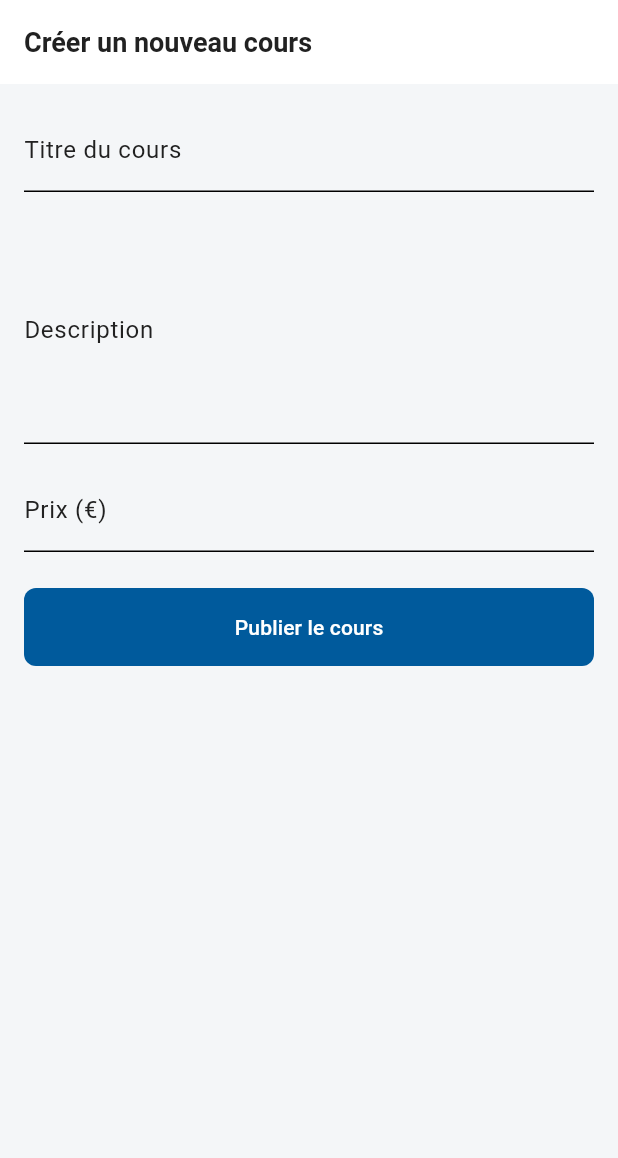
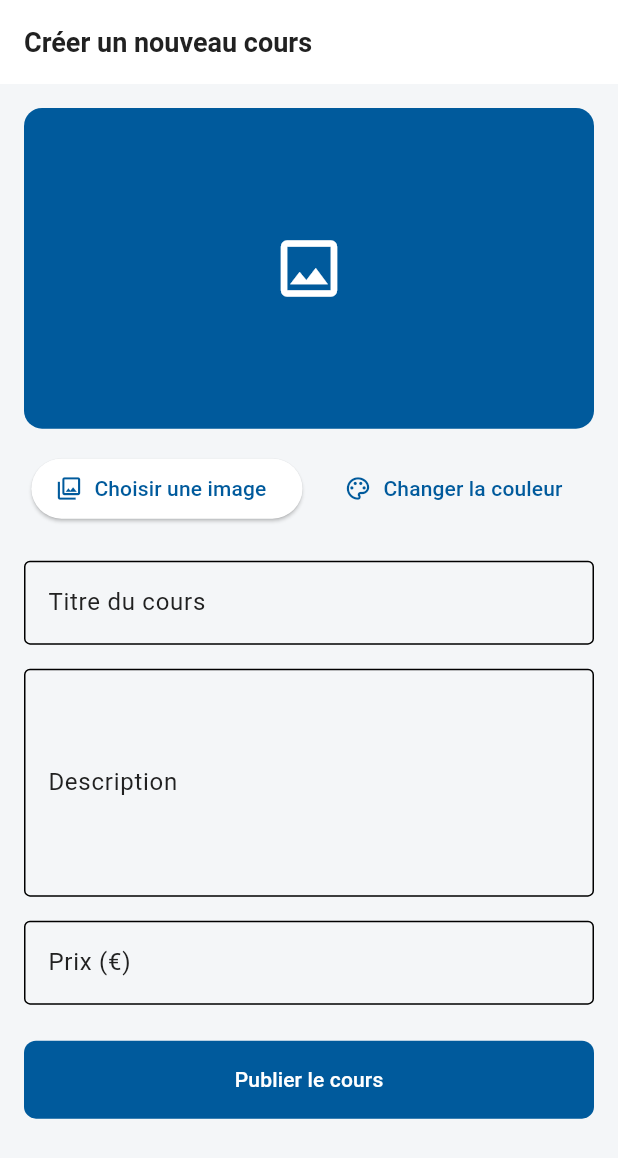
Before and after one commit to dinar886/modula-lms-app, a Flutter app: the CreateCoursePage screen opened by its route, on a phone screen of 412 x 824 dp. Shown: the top 1158 px of the screen. Run offline on Flutter 3.47's test engine with Material 3 defaults, Android fonts, the phone set to English and light mode, and no system bars; our stand-ins replace chewie, dio, equatable, flutter_bloc, flutter_colorpicker, flutter_markdown and 6 more; accounts and stored records are empty; network calls fail.

Commit message:
modif et ajout de cours avec image

```diff
--- a/lib/features/4_instructor_space/presentation/bloc/course_management_event.dart
+++ b/lib/features/4_instructor_space/presentation/bloc/course_management_event.dart
@@ -1,25 +1,41 @@
+// lib/features/4_instructor_space/presentation/bloc/course_management_event.dart
 import 'package:equatable/equatable.dart';
+import 'package:flutter/material.dart';
+import 'package:image_picker/image_picker.dart';
 
 abstract class CourseManagementEvent extends Equatable {
   const CourseManagementEvent();
   @override
-  List<Object> get props => [];
+  List<Object?> get props => [];
 }
 
-// Un seul événement pour la création, pour garder ce BLoC simple.
+// L'événement de création de cours est maintenant enrichi.
 class CreateCourseRequested extends CourseManagementEvent {
   final String title;
   final String description;
   final double price;
   final String instructorId;
+  // **NOUVEAU** : Le fichier image sélectionné (peut être null).
+  final XFile? imageFile;
+  // **NOUVEAU** : La couleur de fond pour le placeholder (peut être null).
+  final Color? color;
 
   const CreateCourseRequested({
     required this.title,
     required this.description,
     required this.price,
     required this.instructorId,
+    this.imageFile,
+    this.color,
   });
 
   @override
-  List<Object> get props => [title, description, price, instructorId];
+  List<Object?> get props => [
+    title,
+    description,
+    price,
+    instructorId,
+    imageFile,
+    color,
+  ];
 }
--- a/lib/features/4_instructor_space/presentation/pages/course_info_editor_page.dart
+++ b/lib/features/4_instructor_space/presentation/pages/course_info_editor_page.dart
@@ -61,6 +61,7 @@ class CourseInfoEditorPage extends StatelessWidget {
                   backgroundColor: Colors.green,
                 ),
               );
+              // On retourne à la page précédente avec le cours mis à jour
               context.pop(state.course);
             } else if (state.status == CourseInfoEditorStatus.failure) {
               ScaffoldMessenger.of(context).showSnackBar(
@@ -179,7 +180,6 @@ class _ImageAndColorPicker extends StatelessWidget {
 
   const _ImageAndColorPicker({required this.state, required this.bloc});
 
-  /// Ouvre le sélecteur d'image de la galerie.
   Future<void> _pickImage() async {
     final picker = ImagePicker();
     final pickedFile = await picker.pickImage(
@@ -191,7 +191,6 @@ class _ImageAndColorPicker extends StatelessWidget {
     }
   }
 
-  /// Ouvre la boîte de dialogue pour choisir une couleur.
   void _pickColor(BuildContext context) {
     Color pickerColor = state.newColor ?? Colors.blue;
     showDialog(
@@ -229,7 +228,6 @@ class _ImageAndColorPicker extends StatelessWidget {
     if (state.newImageFile != null) {
       imageProvider = FileImage(File(state.newImageFile!.path));
     } else if (state.course.imageUrl.isNotEmpty) {
-      // **LA CORRECTION EST ICI** : On enlève le paramètre "key" qui n'existe pas.
       imageProvider = NetworkImage(state.course.imageUrl);
     }
 
--- a/lib/features/4_instructor_space/presentation/pages/create_course_page.dart
+++ b/lib/features/4_instructor_space/presentation/pages/create_course_page.dart
@@ -1,6 +1,10 @@
+// lib/features/4_instructor_space/presentation/pages/create_course_page.dart
+import 'dart:io';
 import 'package:flutter/material.dart';
 import 'package:flutter_bloc/flutter_bloc.dart';
+import 'package:flutter_colorpicker/flutter_colorpicker.dart';
 import 'package:go_router/go_router.dart';
+import 'package:image_picker/image_picker.dart';
 import 'package:modula_lms/core/di/service_locator.dart';
 import 'package:modula_lms/features/1_auth/presentation/bloc/authentication_bloc.dart';
 import 'package:modula_lms/features/4_instructor_space/presentation/bloc/course_management_bloc.dart';
@@ -17,7 +21,6 @@ class CreateCoursePage extends StatelessWidget {
       child: Scaffold(
         appBar: AppBar(title: const Text('Créer un nouveau cours')),
         body: BlocListener<CourseManagementBloc, CourseManagementState>(
-          // On écoute les changements de statut pour afficher des messages
           listenWhen: (previous, current) => previous.status != current.status,
           listener: (context, state) {
             if (state.status == CourseManagementStatus.success) {
@@ -27,8 +30,7 @@ class CreateCoursePage extends StatelessWidget {
                   backgroundColor: Colors.green,
                 ),
               );
-              // On retourne à la page précédente (le tableau de bord)
-              context.pop();
+              context.pop(true);
             }
             if (state.status == CourseManagementStatus.failure) {
               ScaffoldMessenger.of(context).showSnackBar(
@@ -59,6 +61,9 @@ class _CreateCourseFormState extends State<CreateCourseForm> {
   final _descriptionController = TextEditingController();
   final _priceController = TextEditingController();
 
+  XFile? _imageFile;
+  Color _selectedColor = const Color(0xFF005A9C); // Couleur par défaut
+
   @override
   void dispose() {
     _titleController.dispose();
@@ -67,24 +72,76 @@ class _CreateCourseFormState extends State<CreateCourseForm> {
     super.dispose();
   }
 
+  Future<void> _pickImage() async {
+    final picker = ImagePicker();
+    final pickedFile = await picker.pickImage(
+      source: ImageSource.gallery,
+      imageQuality: 80,
+    );
+    if (pickedFile != null) {
+      setState(() {
+        _imageFile = pickedFile;
+      });
+    }
+  }
+
+  void _pickColor(BuildContext context) {
+    showDialog(
+      context: context,
+      builder: (context) => AlertDialog(
+        title: const Text('Choisissez une couleur'),
+        content: SingleChildScrollView(
+          child: ColorPicker(
+            pickerColor: _selectedColor,
+            onColorChanged: (color) {
+              setState(() => _selectedColor = color);
+            },
+          ),
+        ),
+        actions: <Widget>[
+          TextButton(
+            child: const Text('Annuler'),
+            onPressed: () => Navigator.of(context).pop(),
+          ),
+          FilledButton(
+            child: const Text('Valider'),
+            onPressed: () => Navigator.of(context).pop(),
+          ),
+        ],
+      ),
+    );
+  }
+
   @override
   Widget build(BuildContext context) {
-    return Padding(
-      padding: const EdgeInsets.all(16.0),
-      child: Form(
+    return Form(
       key: _formKey,
       child: ListView(
+        padding: const EdgeInsets.all(16.0),
         children: [
+          _ImageAndColorPicker(
+            imageFile: _imageFile,
+            color: _selectedColor,
+            onPickImage: _pickImage,
+            onPickColor: () => _pickColor(context),
+          ),
+          const SizedBox(height: 24),
           TextFormField(
             controller: _titleController,
-              decoration: const InputDecoration(labelText: 'Titre du cours'),
+            decoration: const InputDecoration(
+              labelText: 'Titre du cours',
+              border: OutlineInputBorder(),
+            ),
             validator: (value) =>
                 value!.isEmpty ? 'Veuillez entrer un titre' : null,
           ),
           const SizedBox(height: 16),
           TextFormField(
             controller: _descriptionController,
-              decoration: const InputDecoration(labelText: 'Description'),
+            decoration: const InputDecoration(
+              labelText: 'Description',
+              border: OutlineInputBorder(),
+            ),
             maxLines: 5,
             validator: (value) =>
                 value!.isEmpty ? 'Veuillez entrer une description' : null,
@@ -92,11 +149,14 @@ class _CreateCourseFormState extends State<CreateCourseForm> {
           const SizedBox(height: 16),
           TextFormField(
             controller: _priceController,
-              decoration: const InputDecoration(labelText: 'Prix (€)'),
-              keyboardType: TextInputType.number,
+            decoration: const InputDecoration(
+              labelText: 'Prix (€)',
+              border: OutlineInputBorder(),
+            ),
+            keyboardType: const TextInputType.numberWithOptions(decimal: true),
             validator: (value) {
               if (value!.isEmpty) return 'Veuillez entrer un prix';
-                if (double.tryParse(value) == null) {
+              if (double.tryParse(value.replaceAll(',', '.')) == null) {
                 return 'Veuillez entrer un nombre valide';
               }
               return null;
@@ -105,27 +165,27 @@ class _CreateCourseFormState extends State<CreateCourseForm> {
           const SizedBox(height: 24),
           BlocBuilder<CourseManagementBloc, CourseManagementState>(
             builder: (context, state) {
-                // On affiche un indicateur de chargement si le statut est 'loading'
               if (state.status == CourseManagementStatus.loading) {
                 return const Center(child: CircularProgressIndicator());
               }
               return FilledButton(
                 onPressed: () {
-                    // On vérifie si le formulaire est valide avant d'envoyer
                   if (_formKey.currentState!.validate()) {
-                      // On récupère l'ID de l'instructeur depuis le BLoC d'authentification
                     final instructorId = context
                         .read<AuthenticationBloc>()
                         .state
                         .user
                         .id;
-                      // On envoie l'événement corrigé
                     context.read<CourseManagementBloc>().add(
                       CreateCourseRequested(
                         title: _titleController.text,
                         description: _descriptionController.text,
-                          price: double.parse(_priceController.text),
+                        price: double.parse(
+                          _priceController.text.replaceAll(',', '.'),
+                        ),
                         instructorId: instructorId,
+                        imageFile: _imageFile,
+                        color: _selectedColor,
                       ),
                     );
                   }
@@ -136,7 +196,88 @@ class _CreateCourseFormState extends State<CreateCourseForm> {
           ),
         ],
       ),
-      ),
     );
   }
 }
+
+class _ImageAndColorPicker extends StatelessWidget {
+  final XFile? imageFile;
+  final Color color;
+  final VoidCallback onPickImage;
+  final VoidCallback onPickColor;
+
+  const _ImageAndColorPicker({
+    required this.imageFile,
+    required this.color,
+    required this.onPickImage,
+    required this.onPickColor,
+  });
+
+  @override
+  Widget build(BuildContext context) {
+    return Column(
+      children: [
+        // La partie de l'aperçu de l'image ne change pas.
+        AspectRatio(
+          aspectRatio: 16 / 9,
+          child: Container(
+            decoration: BoxDecoration(
+              color: imageFile == null ? color : Colors.grey.shade200,
+              borderRadius: BorderRadius.circular(12),
+              image: imageFile != null
+                  ? DecorationImage(
+                      image: FileImage(File(imageFile!.path)),
+                      fit: BoxFit.cover,
+                    )
+                  : null,
+            ),
+            child: imageFile == null
+                ? const Center(
+                    child: Icon(
+                      Icons.image_outlined,
+                      color: Colors.white,
+                      size: 50,
+                    ),
+                  )
+                : null,
+          ),
+        ),
+        const SizedBox(height: 16),
+
+        // **CORRECTION** : On utilise une `Row` avec des widgets `Flexible`
+        // pour que les boutons restent sur la même ligne et s'adaptent à l'espace.
+        Row(
+          mainAxisAlignment: MainAxisAlignment.center,
+          children: [
+            // Chaque bouton est enveloppé dans `Flexible`.
+            Flexible(
+              child: ElevatedButton.icon(
+                onPressed: onPickImage,
+                icon: const Icon(Icons.photo_library_outlined, size: 18),
+                label: const Text(
+                  'Choisir une image',
+                  textAlign: TextAlign.center,
+                ),
+              ),
+            ),
+            // On affiche le bouton de couleur uniquement si aucune image n'est choisie.
+            if (imageFile == null) ...[
+              const SizedBox(width: 16),
+              Flexible(
+                child: TextButton.icon(
+                  onPressed: onPickColor,
+                  icon: Icon(Icons.color_lens_outlined, size: 18, color: color),
+                  label: Text(
+                    'Changer la couleur',
+                    textAlign: TextAlign.center,
+                    style: TextStyle(color: color),
+                  ),
+                ),
+              ),
+            ],
+          ],
+        ),
+      ],
+    );
+  }
+}
```
Also changed, not shown: lib/features/4_instructor_space/presentation/bloc/course_management_bloc.dart (+20 -12 lines), lib/features/4_instructor_space/presentation/pages/instructor_dashboard_page.dart (+28 -10 lines), 2 other files. Lines whose indentation alone changed are shown as unchanged.
